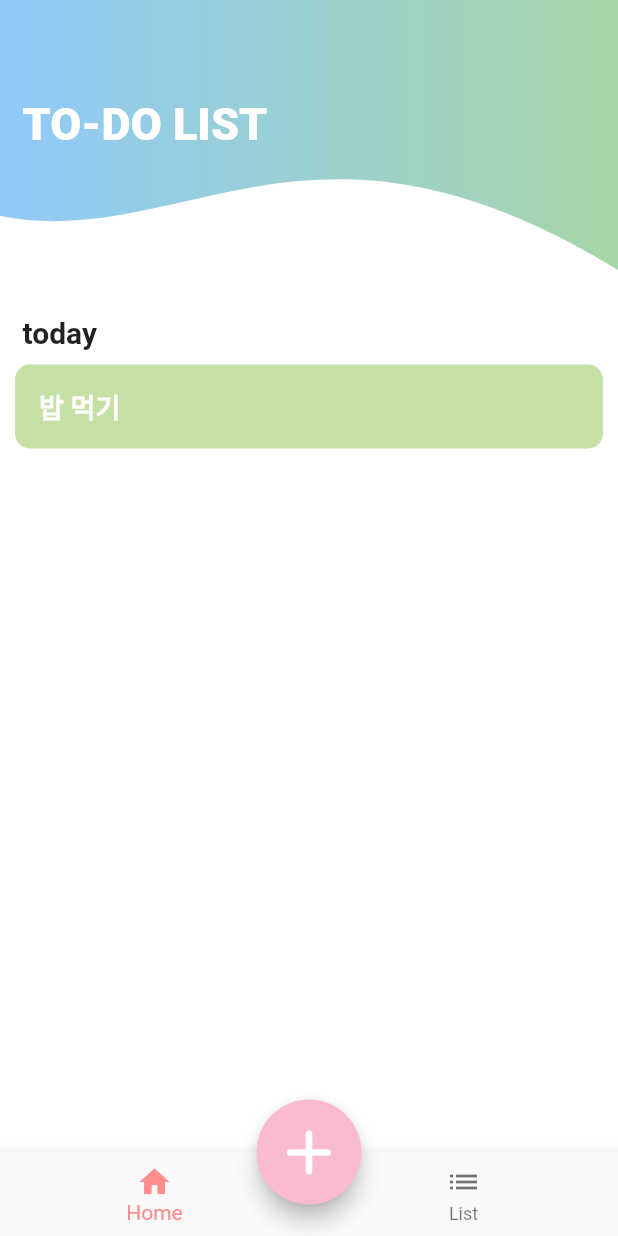
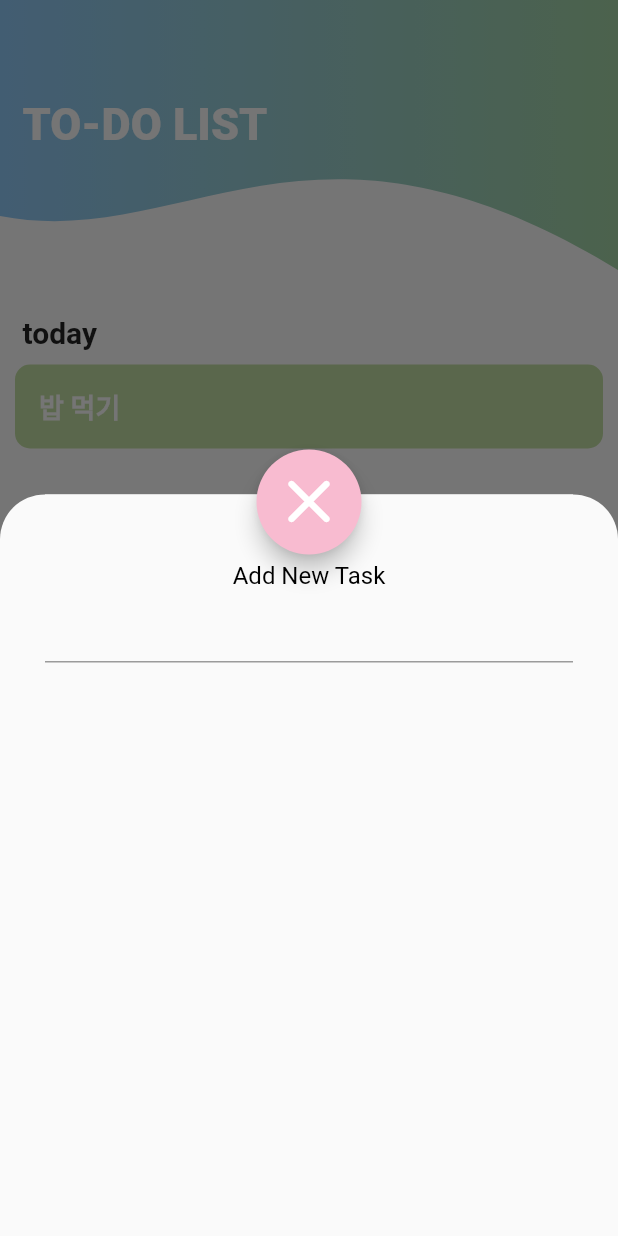
Before and after one commit to Myeongcheol-shin/todo_list, a Flutter app: the screen it shows after launch, after a tap on the "add" icon, on a phone screen of 412 x 824 dp. Run offline on Flutter 3.47's test engine with Material 2 defaults, Android fonts, the phone set to English and light mode, and no system bars; drawn by our look-alikes of flutter_slidable.

```diff
--- /dev/null
+++ b/lib/constants.dart
@@ -0,0 +1,5 @@
+class Constants {
+  Constants._();
+  static const double padding = 20;
+  static const double avatarRadius = 45;
+}
--- a/lib/main.dart
+++ b/lib/main.dart
@@ -13,6 +13,7 @@ class MyApp extends StatefulWidget {
 }
 
 class _MyAppState extends State<MyApp> {
+  final textController = TextEditingController();
   int _selectedIndex = 0;
   static const TextStyle optionStyle =
       TextStyle(fontSize: 30, fontWeight: FontWeight.bold, color: Colors.black);
@@ -39,8 +40,8 @@ class _MyAppState extends State<MyApp> {
     List<double> dragStartX =
         List.generate(itemExpanded.length, (index) => 0.0);
 
-    return MaterialApp(
-        home: Scaffold(
+    return MaterialApp(home: Builder(builder: (BuildContext context) {
+      return Scaffold(
           bottomNavigationBar: BottomNavigationBar(
             items: const <BottomNavigationBarItem>[
               BottomNavigationBarItem(
@@ -60,7 +61,9 @@ class _MyAppState extends State<MyApp> {
             width: 70,
             height: 70,
             child: FloatingActionButton(
-                onPressed: () {},
+              onPressed: () {
+                showTodoModalBottomSheet(context);
+              },
               backgroundColor: Colors.pink[100],
               child: const Icon(
                 Icons.add_rounded,
@@ -103,15 +106,71 @@ class _MyAppState extends State<MyApp> {
                     padding: EdgeInsets.symmetric(horizontal: 15),
                     child: Text(
                       "today",
-                        style: TextStyle(
-                            fontSize: 20, fontWeight: FontWeight.w700),
+                      style:
+                          TextStyle(fontSize: 20, fontWeight: FontWeight.w700),
                     ),
                   ),
                   sliderWidget(),
                 ],
               ),
             ],
-            )));
+          ));
+    }));
+  }
+
+  void showTodoModalBottomSheet(BuildContext context) {
+    showModalBottomSheet(
+        shape: const RoundedRectangleBorder(
+            borderRadius: BorderRadius.only(
+                topLeft: Radius.circular(30), topRight: Radius.circular(30))),
+        context: context,
+        isScrollControlled: true,
+        builder: (context) {
+          return Container(
+            margin: const EdgeInsets.symmetric(horizontal: 30),
+            height: MediaQuery.of(context).size.height * 0.6,
+            child: Scaffold(
+              body: Column(
+                crossAxisAlignment: CrossAxisAlignment.center,
+                children: [
+                  const SizedBox(
+                    height: 45,
+                    width: double.maxFinite,
+                  ),
+                  const Text("Add New Task",
+                      style: TextStyle(
+                        color: Colors.black,
+                        fontSize: 16,
+                      )),
+                  TextField(
+                    style: const TextStyle(fontSize: 20),
+                    controller: textController,
+                  )
+                ],
+              ),
+
+              floatingActionButton: Container(
+                width: 70,
+                height: 70,
+                transform: Matrix4.translationValues(0.0, -30, 0.0),
+                child: FloatingActionButton(
+                  backgroundColor: Colors.pink[100],
+                  onPressed: () {
+                    Navigator.pop(context);
+                  },
+                  child: const Icon(
+                    Icons.close_rounded,
+                    size: 50,
+                    color: Colors.white,
+                  ),
+                ),
+              ),
+              // dock it to the center top (from which it is translated)
+              floatingActionButtonLocation:
+                  FloatingActionButtonLocation.centerTop,
+            ),
+          );
+        });
   }
 
   Slidable sliderWidget() {
--- a/pubspec.yaml
+++ b/pubspec.yaml
@@ -37,6 +37,7 @@ dependencies:
   cupertino_icons: ^1.0.2
   colorful_safe_area: ^1.0.0
   flutter_slidable: ^3.0.0
+  flutter_animated_dialog: ^2.0.1
 
 dev_dependencies:
   flutter_test:
```
Also changed, not shown: lib/custom_dialog.dart (added, +107 -0 lines), pubspec.lock. Lines whose indentation alone changed are shown as unchanged.
